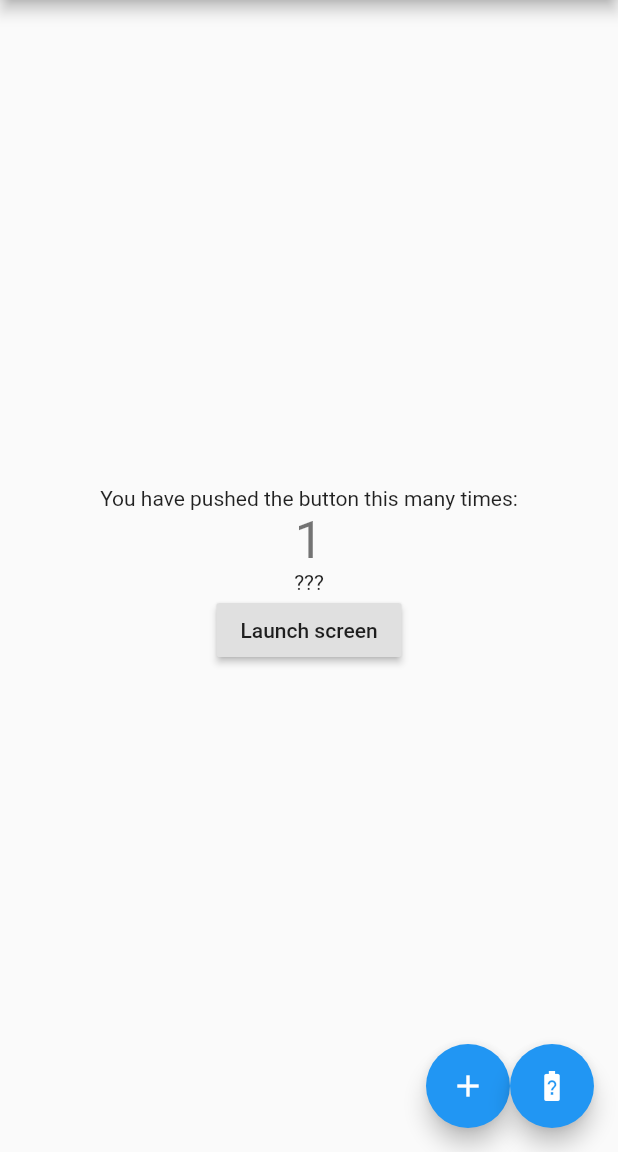
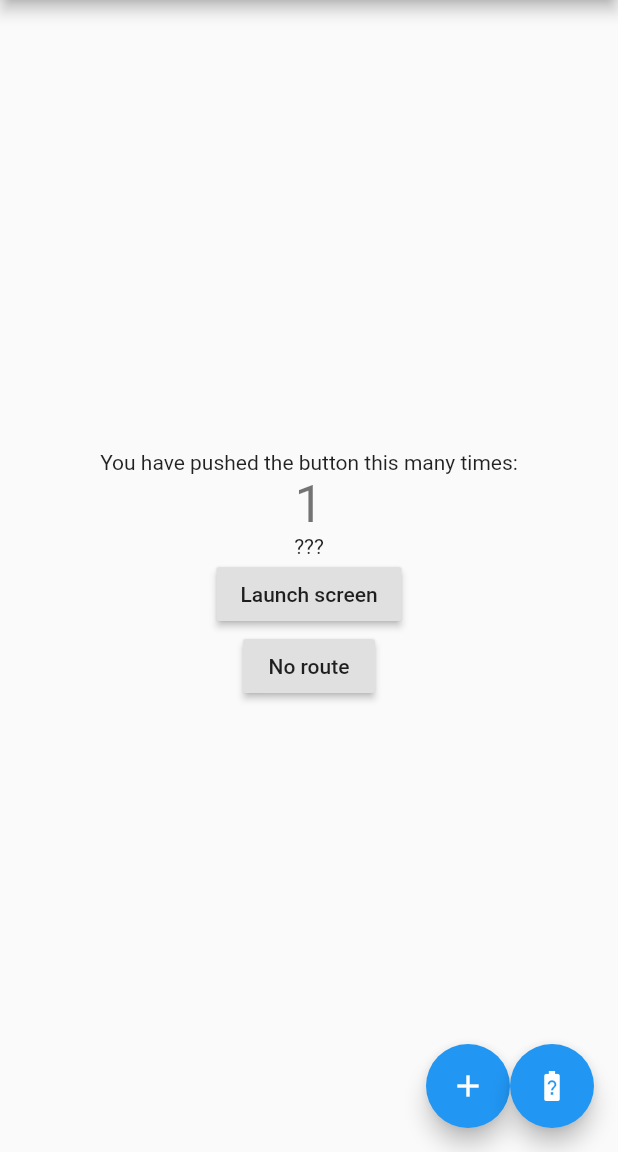
Before and after one commit to tckz/flutter-trial, a Flutter app: the screen it shows after launch, after a tap on the "add" icon, on a phone screen of 412 x 824 dp, the part 84-1236 px from its top. Run offline on Flutter 3.47's test engine with Material 2 defaults, Android fonts, the phone set to English and light mode, and no system bars; our stand-ins replace firebase_analytics; missing offline and left inert: flutter_crashlytics; accounts and stored records are empty.

```diff
--- a/lib/main.dart
+++ b/lib/main.dart
@@ -4,8 +4,26 @@ import 'package:firebase_analytics/firebase_analytics.dart';
 import 'package:firebase_analytics/observer.dart';
 import 'package:flutter/material.dart';
 import 'package:flutter/services.dart';
+import 'package:flutter_crashlytics/flutter_crashlytics.dart';
 
-void main() => runApp(MyApp());
+void main() async {
+  bool emitCrash = false;
+
+  FlutterError.onError = (FlutterErrorDetails details) {
+    FlutterError.dumpErrorToConsole(details);
+    if (emitCrash) {
+      Zone.current.handleUncaughtError(details.exception, details.stack);
+    }
+  };
+
+  await FlutterCrashlytics().initialize();
+
+  runZoned<Future<Null>>(() async {
+    runApp(MyApp());
+  }, onError: (error, stackTrace) async {
+    await FlutterCrashlytics().reportCrash(error, stackTrace, forceCrash: true);
+  });
+}
 
 class MyApp extends StatelessWidget {
   static FirebaseAnalytics analytics = FirebaseAnalytics();
@@ -140,6 +158,12 @@ class _MyHomePageState extends State<MyHomePage> {
                   Navigator.of(context).pushNamed("/second");
                 },
               ),
+              RaisedButton(
+                child: Text('No route'),
+                onPressed: () {
+                  Navigator.of(context).pushNamed("/Nooooo");
+                },
+              ),
             ],
           ),
         ),
--- a/pubspec.yaml
+++ b/pubspec.yaml
@@ -16,6 +16,7 @@ dependencies:
   flutter:
     sdk: flutter
   firebase_analytics: ^1.1.0
+  flutter_crashlytics: ^0.2.0
 
   # The following adds the Cupertino Icons font to your application.
   # Use with the CupertinoIcons class for iOS style icons.
```
Also changed, not shown: 2 other files.
